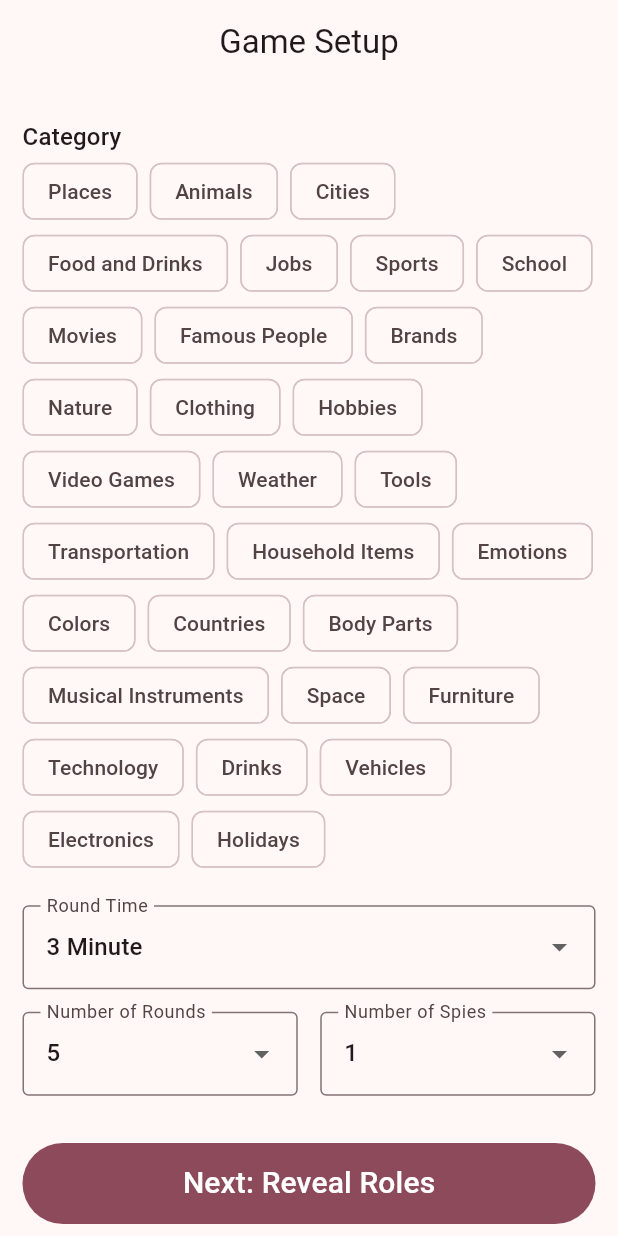
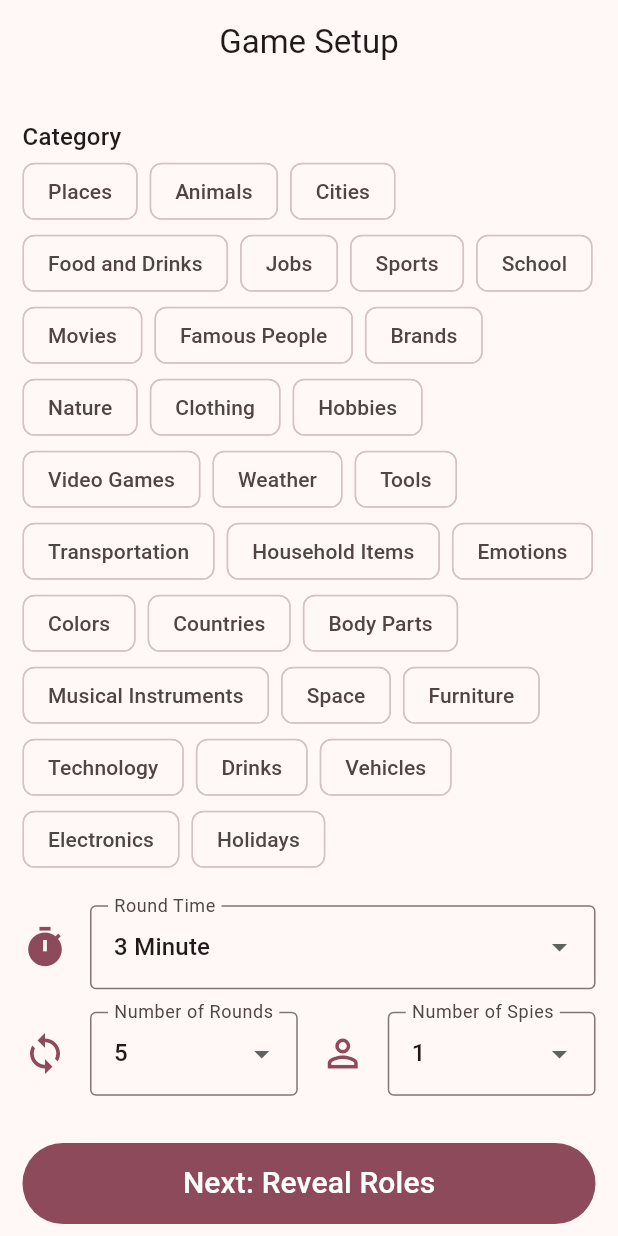
Before and after one commit to TiimmyFTurner/spot_the_spy, a Flutter app: the GameSetupScreen screen opened by its route, on a phone screen of 412 x 824 dp. Run offline on Flutter 3.47's test engine with Material 3 defaults, Android fonts, the phone set to English and light mode, and no system bars; our stand-ins replace action_slider, audioplayers, flutter_riverpod, freezed_annotation, go_router, riverpod_annotation and 1 more; accounts and stored records are empty; generated files the repository leaves out were written again.

Commit message:
add icons for game setup dropdowns

```diff
--- a/lib/presentation/screens/game_setup_screen.dart
+++ b/lib/presentation/screens/game_setup_screen.dart
@@ -52,12 +52,13 @@ class _GameSetupScreenState extends ConsumerState<GameSetupScreen> {
               ),
               SizedBox(height: 20),
               Row(
-                crossAxisAlignment: CrossAxisAlignment.start,
+                crossAxisAlignment: CrossAxisAlignment.center,
                 mainAxisAlignment: MainAxisAlignment.start,
                 mainAxisSize: MainAxisSize.min,
                 children: [
+                  Icon(Icons.timer,size: 30,color: Theme.of(context).colorScheme.primary,),
+                  SizedBox(width: 15),
                   Expanded(
-                    flex: 3,
                     child: DropdownButtonFormField<int>(
                       decoration: InputDecoration(
                         border: const OutlineInputBorder(),
@@ -88,8 +89,9 @@ class _GameSetupScreenState extends ConsumerState<GameSetupScreen> {
               SizedBox(height: 15),
               Row(
                 children: [
+                  Icon(Icons.loop,size: 30,color: Theme.of(context).colorScheme.primary,),
+                  SizedBox(width: 15),
                   Expanded(
-                    flex: 2,
                     child: DropdownButtonFormField<int>(
                       decoration: InputDecoration(
                         border: const OutlineInputBorder(),
@@ -118,9 +120,9 @@ class _GameSetupScreenState extends ConsumerState<GameSetupScreen> {
                     ),
                   ),
                   SizedBox(width: 15),
-
+                  Icon(Icons.person_outline,size: 30,color: Theme.of(context).colorScheme.primary,),
+                  SizedBox(width: 15),
                   Expanded(
-                    flex: 2,
                     child: DropdownButtonFormField<int>(
                       decoration: InputDecoration(
                         border: const OutlineInputBorder(),
@@ -163,7 +165,6 @@ class _GameSetupScreenState extends ConsumerState<GameSetupScreen> {
                     ),
                     onPressed: () {
                       HapticFeedback.lightImpact();
-                      //TODO: create word list with given categories
                       if (ref.read(categoryProvider).isEmpty) {
                         ScaffoldMessenger.of(context).showSnackBar(
                           SnackBar(
```
